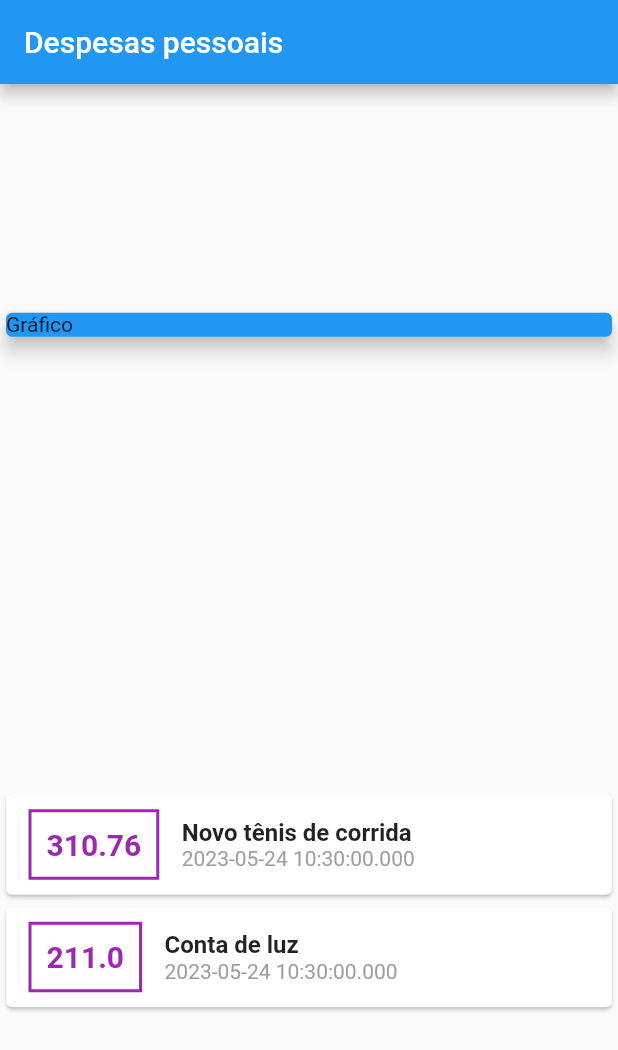
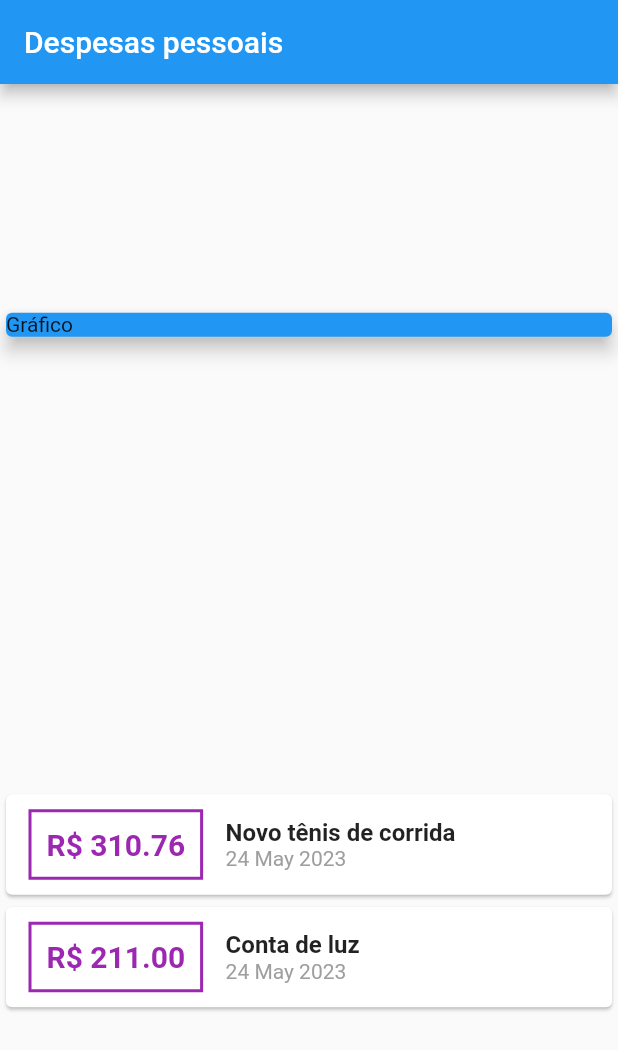
Before and after one commit to ericatorres/ExpensesFlutter, a Flutter app: the screen it shows after launch, on a phone screen of 412 x 824 dp. Shown: the top 1050 px of the screen. Run offline on Flutter 3.47's test engine with Material 2 defaults, Android fonts, the phone set to English and light mode, and no system bars.

Commit message:
Instalado intl

```diff
--- a/lib/main.dart
+++ b/lib/main.dart
@@ -1,9 +1,8 @@
 import 'package:expenses/models/transaction.dart';
 import 'package:flutter/material.dart';
-import 'package:flutter/src/widgets/framework.dart';
-import 'package:flutter/src/widgets/placeholder.dart';
+import 'package:intl/intl.dart';
 
-main() => runApp(ExpensesApp());
+main() => runApp(const ExpensesApp());
 
 class ExpensesApp extends StatelessWidget {
   const ExpensesApp({super.key});
@@ -31,18 +30,18 @@ class MyHomePage extends StatelessWidget {
   Widget build(BuildContext context) {
     return Scaffold(
         appBar: AppBar(
-          title: Text('Despesas pessoais'),
+          title: const Text('Despesas pessoais'),
         ),
         body: Column(
           mainAxisAlignment: MainAxisAlignment.spaceAround,
           crossAxisAlignment: CrossAxisAlignment.stretch,
           children: <Widget>[
-            Container(
+            const SizedBox(
               width: double.infinity,
               child: Card(
                 color: Colors.blue,
+                elevation: 5,
                 child: Text('Gráfico'),
-                elevation: 5,
               ),
             ),
             Column(
@@ -51,7 +50,7 @@ class MyHomePage extends StatelessWidget {
                   child: Row(
                     children: <Widget>[
                       Container(
-                        margin: EdgeInsets.symmetric(
+                        margin: const EdgeInsets.symmetric(
                           horizontal: 15,
                           vertical: 10,
                         ),
@@ -60,10 +59,10 @@ class MyHomePage extends StatelessWidget {
                           color: Colors.purple,
                           width: 2,
                         )),
-                        padding: EdgeInsets.all(10),
+                        padding: const EdgeInsets.all(10),
                         child: Text(
-                          tr.value.toString(),
-                          style: TextStyle(
+                          'R\$ ${tr.value.toStringAsFixed(2)}',
+                          style: const TextStyle(
                               fontWeight: FontWeight.bold,
                               fontSize: 20,
                               color: Colors.purple),
@@ -73,13 +72,15 @@ class MyHomePage extends StatelessWidget {
                         crossAxisAlignment: CrossAxisAlignment.start,
                         children: <Widget>[
                           Text(tr.title,
-                              style: TextStyle(
+                              style: const TextStyle(
                                 fontWeight: FontWeight.bold,
                                 fontSize: 16,
                               )),
                           Text(
-                            tr.date.toString(),
-                            style: TextStyle(color: Colors.grey),
+                            DateFormat('d MMM y').format(tr.date),
+                            style: const TextStyle(
+                              color: Colors.grey,
+                            ),
                           )
                         ],
                       )
--- a/pubspec.yaml
+++ b/pubspec.yaml
@@ -30,7 +30,7 @@ environment:
 dependencies:
   flutter:
     sdk: flutter
-
+  intl: ^0.18.1
 
   # The following adds the Cupertino Icons font to your application.
   # Use with the CupertinoIcons class for iOS style icons.
```
Also changed, not shown: pubspec.lock, 1 other file.
